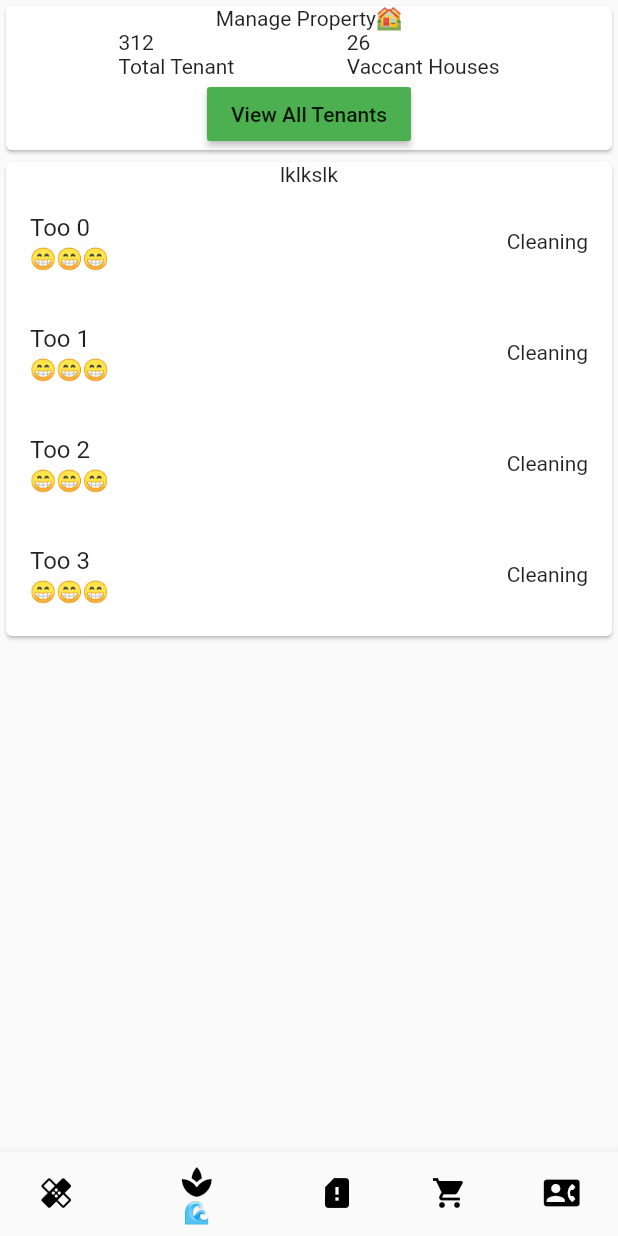
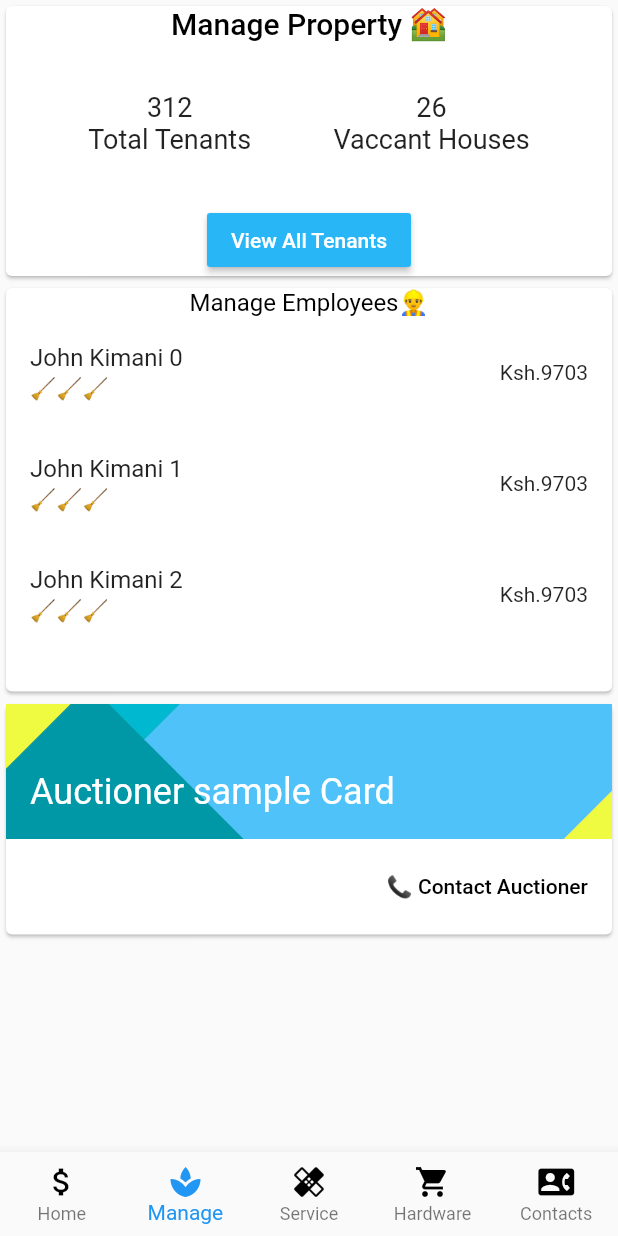
Before and after one commit to CreamyMilk/zukees, a Flutter app: the screen it shows after launch, item 2 of the bottom bar chosen, after a tap on "View All Tenants", on a phone screen of 412 x 824 dp. Run offline on Flutter 3.47's test engine with Material 2 defaults, Android fonts, the phone set to English and light mode, and no system bars; our stand-ins replace syncfusion_flutter_charts.

Commit message:
🧼Fully fledged navigation bar.Sample manage property page

```diff
--- a/lib/views/home_tab.dart
+++ b/lib/views/home_tab.dart
@@ -1,6 +1,6 @@
 import 'package:flutter/material.dart';
 import 'package:zukes/widgets/user_profile_card.dart';
-import 'package:zukes/widgets/monthly_trans.dart';
+import 'package:zukes/widgets/graph_trans.dart';
 
 class HomeTab extends StatelessWidget {
   @override
@@ -12,7 +12,7 @@ class HomeTab extends StatelessWidget {
               children: [
                 Text("Hello from zukes 👋"),
                 UserProfileCard(),
-                LegendDefault(),
+                CoolGraph(),
               ],
             ),
           ),
--- /dev/null
+++ b/lib/views/kr_in_tab.dart
@@ -0,0 +1,80 @@
+import 'package:flutter/material.dart';
+
+class CoolGridValue extends StatefulWidget {
+  @override
+  _CoolGridValueState createState() => _CoolGridValueState();
+}
+
+class _CoolGridValueState extends State<CoolGridValue> {
+  double _cwidth;
+  @override
+  void initState() {
+    _cwidth = 90;
+    super.initState();
+  }
+
+  @override
+  Widget build(BuildContext context) {
+    return GestureDetector(
+      onTap: () {
+        print("pressed");
+        setState(() {
+          _cwidth = _cwidth + 45;
+        });
+      },
+      child: AnimatedContainer(
+          duration: Duration(seconds: 1), height: _cwidth, color: Colors.green),
+    );
+  }
+}
+
+
+class KraCardSample extends StatelessWidget {
+  const KraCardSample({Key key}) : super(key: key);
+  @override
+  Widget build(BuildContext context) {
+    return Card(
+        color: Colors.white,
+        child: Column(children: <Widget>[
+          SizedBox(
+            height: 90.0,
+            child: Stack(
+              children: <Widget>[
+                Positioned.fill(
+                  child: Image.asset(
+                    'assets/matdesign_4.jpg',
+                    fit: BoxFit.cover,
+                  ),
+                ),
+                Positioned(
+                  top: 45.0,
+                  left: 16.0,
+                  right: 16.0,
+                  child: FittedBox(
+                    fit: BoxFit.scaleDown,
+                    alignment: Alignment.centerLeft,
+                    child: Text(
+                      'Auctioner sample Card',
+                      style: Theme.of(context)
+                          .textTheme
+                          .headline5
+                          .copyWith(color: Colors.white),
+                    ),
+                  ),
+                )
+              ],
+            ),
+          ),
+          ButtonBar(
+            alignment: MainAxisAlignment.end,
+            children: <Widget>[
+              FlatButton(
+                onPressed: () {},
+                child: const Text('📞 Contact Auctioner'),
+              ),
+
+            ],
+          ),
+        ]));
+  }
+}
--- a/lib/views/service_tab.dart
+++ b/lib/views/service_tab.dart
@@ -11,27 +11,83 @@ class _ServiceTabState extends State<ServiceTab> {
   @override
   Widget build(BuildContext context) {
     return SafeArea(
+      child: SingleChildScrollView(
               child: Column(
           children: [
-          PropertyCard(),
-          Card(
+            PropertyManageCard(),
+            EmployeeManageCard(),
+            ContactAuctioner(),
+          ],
+        ),
+      ),
+    );
+  }
+}
+
+
+
+class PropertyManageCard extends StatelessWidget {
+  const PropertyManageCard({
+    Key key,
+  }) : super(key: key);
+
+  @override
+  Widget build(BuildContext context) {
+    return Card(
+      child: Container(
+        width: 500,
+        height:180,
+        child: Column(
+          mainAxisSize: MainAxisSize.min,
+          mainAxisAlignment:MainAxisAlignment.spaceBetween,
+          children: [
+            Text("Manage Property 🏘",style: Theme.of(context)
+                          .textTheme
+                          .headline6
+                          .copyWith(color: Colors.black),),
+            Row(mainAxisAlignment: MainAxisAlignment.spaceEvenly, children: [
+              Text("312\nTotal Tenants",textAlign: TextAlign.center,style:TextStyle(fontSize:18),
+                    ),
+              Text("26\nVaccant Houses",textAlign: TextAlign.center,style:TextStyle(fontSize:18)),
+            ]),
+            MaterialButton(
+                onPressed: () {},
+                child: Text("View All Tenants",style:TextStyle(color:Colors.white)),
+                color: Colors.lightBlue[400]),
+          ],
+        ),
+      ),
+    );
+  }
+}
+
+class EmployeeManageCard extends StatelessWidget {
+  const EmployeeManageCard({
+    Key key,
+  }) : super(key: key);
+
+  @override
+  Widget build(BuildContext context) {
+    return Card(
       child: Column(
         mainAxisSize: MainAxisSize.min,
         children: [
-                Text("lklkslk"),
+          Text("Manage Employees👷‍♂️",style: Theme.of(context)
+                          .textTheme
+                          .subtitle1
+                          .copyWith(color: Colors.black)),
           Container(
-                  height: 300,
+            height: 250,
             child: ListView.builder(
-                    itemCount: 115,
+              itemCount: 3,
               itemBuilder: (BuildContext context, int index) {
                 return ExpansionTile(
-                        title: Text("Too $index"),
-                        subtitle: Text("😁😁😁"),
-                        trailing: Text("Cleaning"),
+                  title: Text("John Kimani $index"),
+                  subtitle: Text("🧹🧹🧹"),
+                  trailing: Text("Ksh.9703"),
                   children: [
-                         Text("sdsd"),
-                         Text("sdsdsdsd"),
                     DataTable(
+                      horizontalMargin: 1.0,
                       columns: [
                         DataColumn(label: Text('RollNo')),
                         DataColumn(label: Text('Name')),
@@ -62,87 +118,58 @@ class _ServiceTabState extends State<ServiceTab> {
           ),
         ],
       ),
-          ),
-        ],
-      ),
     );
   }
 }
 
-class EmployessCard extends StatelessWidget {
-  const EmployessCard({
-    Key key,
-  }) : super(key: key);
+
+class ContactAuctioner extends StatelessWidget {
+  const ContactAuctioner({Key key}) : super(key: key);
 
   @override
   Widget build(BuildContext context) {
     return Card(
-      child: Container(
-        width: 500,
-        child: Column(
-          mainAxisSize: MainAxisSize.min,
-          children: [
-            Text("Manage Employees👩‍🏭"),
+        color: Colors.white,
+        child: Column(children: <Widget>[
+          SizedBox(
+            height: 90.0,
+            child: Stack(
+              children: <Widget>[
+                Positioned.fill(
+                  child: Image.asset(
+                    'assets/matdesign_4.jpg',
+                    fit: BoxFit.cover,
+                  ),
+                ),
+                Positioned(
+                  top: 45.0,
+                  left: 16.0,
+                  right: 16.0,
+                  child: FittedBox(
+                    fit: BoxFit.scaleDown,
+                    alignment: Alignment.centerLeft,
+                    child: Text(
+                      'Auctioner sample Card',
+                      style: Theme.of(context)
+                          .textTheme
+                          .headline5
+                          .copyWith(color: Colors.white),
+                    ),
+                  ),
+                )
               ],
             ),
           ),
-    );
+          ButtonBar(
+            alignment: MainAxisAlignment.end,
+            children: <Widget>[
+              FlatButton(
+                onPressed: () {},
+                child: const Text('📞 Contact Auctioner'),
+              ),
+
+            ],
+          ),
+        ]));
   }
 }
-
-class PropertyCard extends StatelessWidget {
-  const PropertyCard({
-    Key key,
-  }) : super(key: key);
-
-  @override
-  Widget build(BuildContext context) {
-    return Card(
-      child: Container(
-        width: 500,
-        child: Column(
-          mainAxisSize: MainAxisSize.min,
-          children: [
-            Text("Manage Property🏘"),
-            Row(mainAxisAlignment: MainAxisAlignment.spaceEvenly, children: [
-              Text("312\nTotal Tenant"),
-              Text("26\nVaccant Houses"),
-            ]),
-            MaterialButton(
-                onPressed: () {},
-                child: Text("View All Tenants"),
-                color: Colors.green),
-          ],
-        ),
-      ),
-    );
-  }
-}
-
-class CoolGridValue extends StatefulWidget {
-  @override
-  _CoolGridValueState createState() => _CoolGridValueState();
-}
-
-class _CoolGridValueState extends State<CoolGridValue> {
-  double _cwidth;
-  @override
-  void initState() {
-    _cwidth = 90;
-    super.initState();
-  }
-
-  @override
-  Widget build(BuildContext context) {
-    return GestureDetector(
-      onTap: () {
-        print("pressed");
-        setState(() {
-          _cwidth = _cwidth + 45;
-        });
-      },
-      child: AnimatedContainer(
-          duration: Duration(seconds: 1), height: _cwidth, color: Colors.green),
-    );
-  }
-}
--- a/lib/views/tabs_control.dart
+++ b/lib/views/tabs_control.dart
@@ -9,7 +9,6 @@ class BaseTabView extends StatefulWidget {
 
 class _BaseTabViewState extends State<BaseTabView> {
   final _tabs = [
-
     HomeTab(),
     ServiceTab(),
     //Center(child: Text("9")),
@@ -26,30 +25,48 @@ class _BaseTabViewState extends State<BaseTabView> {
 
   @override
   Widget build(BuildContext context) {
-    var barItem = BottomNavigationBarItem(
-        title: Text("🌊"),
-        icon: Icon(Icons.sim_card_alert, color: Colors.black));
-     var homeItem = BottomNavigationBarItem(
-        title: Text("🌊"),
-        icon: Icon(Icons.healing, color: Colors.black));
-           var serviceItem = BottomNavigationBarItem(
-        title: Text("🌊"),
-        icon: Icon(Icons.spa, color: Colors.black));
-             var shopItem = BottomNavigationBarItem(
-        title: Text("🌊"),
-        icon: Icon(Icons.shopping_cart, color: Colors.black));
-                     var callItem = BottomNavigationBarItem(
-        title: Text("🌊"),
-        icon: Icon(Icons.contact_phone, color: Colors.black));
+    var homeItem = BottomNavigationBarItem(
+        title: Text("Home",
+            style:
+                TextStyle(color: _activetab != 0 ? Colors.black : Colors.blue)),
+        icon: Icon(Icons.attach_money, color: Colors.black),
+        activeIcon: Icon(Icons.attach_money, color: Colors.blue));
+    var serviceItem = BottomNavigationBarItem(
+        title: Text(
+          "Manage",
+          style: TextStyle(color: _activetab != 1 ? Colors.black : Colors.blue),
+        ),
+        icon: Icon(Icons.spa, color: Colors.black),
+        activeIcon: Icon(Icons.spa, color: Colors.blue));
+    var krainItem = BottomNavigationBarItem(
+        title: Text("Service",
+            style:
+                TextStyle(color: _activetab != 2 ? Colors.black : Colors.blue)),
+        icon: Icon(Icons.healing, color: Colors.black),
+        activeIcon: Icon(Icons.healing, color: Colors.blue));
+    var shopItem = BottomNavigationBarItem(
+        title: Text("Hardware",
+            style:
+                TextStyle(color: _activetab != 3 ? Colors.black : Colors.blue)),
+        icon: Icon(Icons.shopping_cart, color: Colors.black),
+        activeIcon: Icon(Icons.shopping_cart, color: Colors.blue));
+    var callItem = BottomNavigationBarItem(
+        title: Text("Contacts",
+            style:
+                TextStyle(color: _activetab != 4 ? Colors.black : Colors.blue)),
+        icon: Icon(Icons.contact_phone, color: Colors.black),
+        activeIcon: Icon(Icons.contact_phone, color: Colors.blue));
+
     return Scaffold(
       bottomNavigationBar: BottomNavigationBar(
+          type: BottomNavigationBarType.fixed,
           currentIndex: _activetab,
           onTap: (index) {
             setState(() {
               _activetab = index;
             });
           },
-          items: [homeItem, serviceItem,barItem, shopItem, callItem]),
+          items: [homeItem, serviceItem, krainItem, shopItem, callItem]),
       body: _tabs[_activetab],
     );
   }
--- a/lib/widgets/monthly_trans.dart
+++ b/lib/widgets/graph_trans.dart
@@ -5,16 +5,16 @@ import 'package:flutter/material.dart';
 import 'package:syncfusion_flutter_charts/charts.dart';
 
 /// Renders the doughnut chart with legend
-class LegendDefault extends StatefulWidget {
+class CoolGraph extends StatefulWidget {
   /// Creates the doughnut chart with legend
-  //const LegendDefault(Key key) : super(key: key);
+  //const CoolGraph(Key key) : super(key: key);
 
   @override
-  _LegendDefaultState createState() => _LegendDefaultState();
+  _CoolGraphState createState() => _CoolGraphState();
 }
 
-class _LegendDefaultState extends State<LegendDefault> {
-  _LegendDefaultState();
+class _CoolGraphState extends State<CoolGraph> {
+  _CoolGraphState();
   static const _months = <String>[
     'January',
     'Febuary',
@@ -45,7 +45,7 @@ class _LegendDefaultState extends State<LegendDefault> {
     return Card(
       child: Column(
         children: [
-          _getLegendDefaultChart(_monthvalue,_yearvalue,_temp),
+          _getCoolGraphChart(_monthvalue,_yearvalue,_temp),
           Row(
             mainAxisAlignment: MainAxisAlignment.spaceAround,
             children: [
@@ -90,12 +90,12 @@ class _LegendDefaultState extends State<LegendDefault> {
   }
 
   ///Get the default circular series with legend
-  SfCircularChart _getLegendDefaultChart(String month,String year,double rand) {
+  SfCircularChart _getCoolGraphChart(String month,String year,double rand) {
     return SfCircularChart(
       title: ChartTitle(text: '$month $year Earnings'),
       legend:
           Legend(isVisible: true, overflowMode: LegendItemOverflowMode.wrap),
-      series: _getLegendDefaultSeries(rand),
+      series: _getCoolGraphSeries(rand),
       annotations: [
         CircularChartAnnotation(
             widget: Container(
@@ -108,7 +108,7 @@ class _LegendDefaultState extends State<LegendDefault> {
   }
 
   ///Get the default circular series
-  List<DoughnutSeries<ChartSampleData, String>> _getLegendDefaultSeries(double temp) {
+  List<DoughnutSeries<ChartSampleData, String>> _getCoolGraphSeries(double temp) {
     final List<ChartSampleData> chartData = <ChartSampleData>[
       ChartSampleData(x: 'Large Hydro', y: 12.7, pointColor: Colors.black),
       ChartSampleData(x: 'Small Hydro', y: 1.3),
```
Also changed, not shown: 1 other file. Lines whose indentation alone changed are shown as unchanged.
